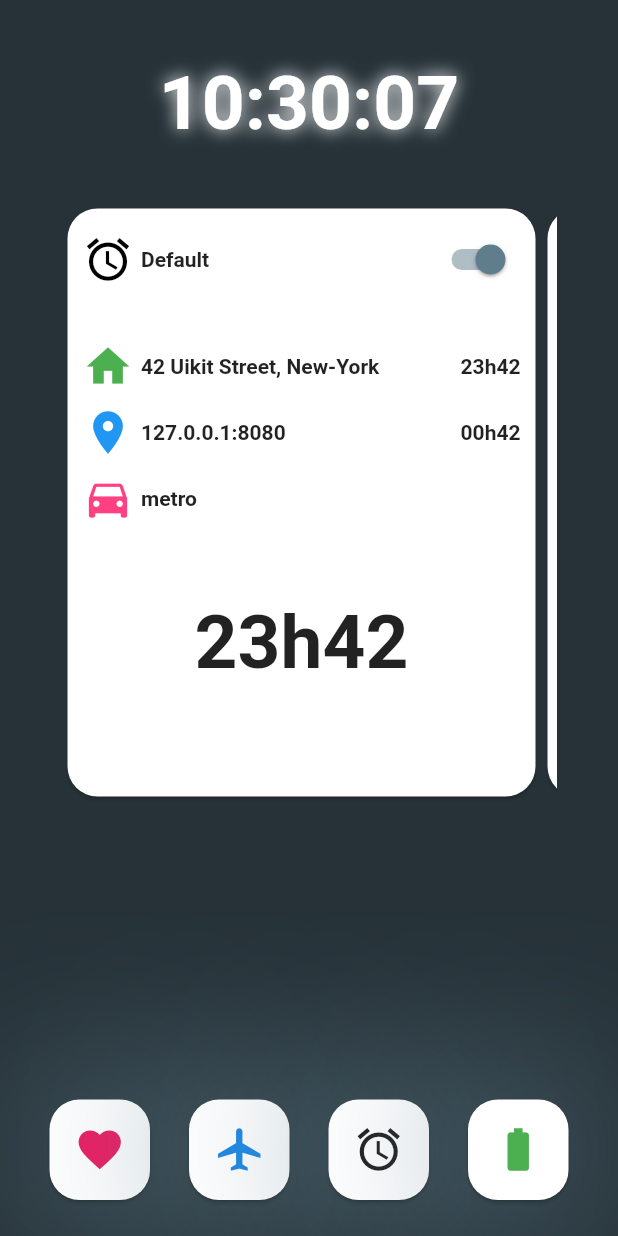
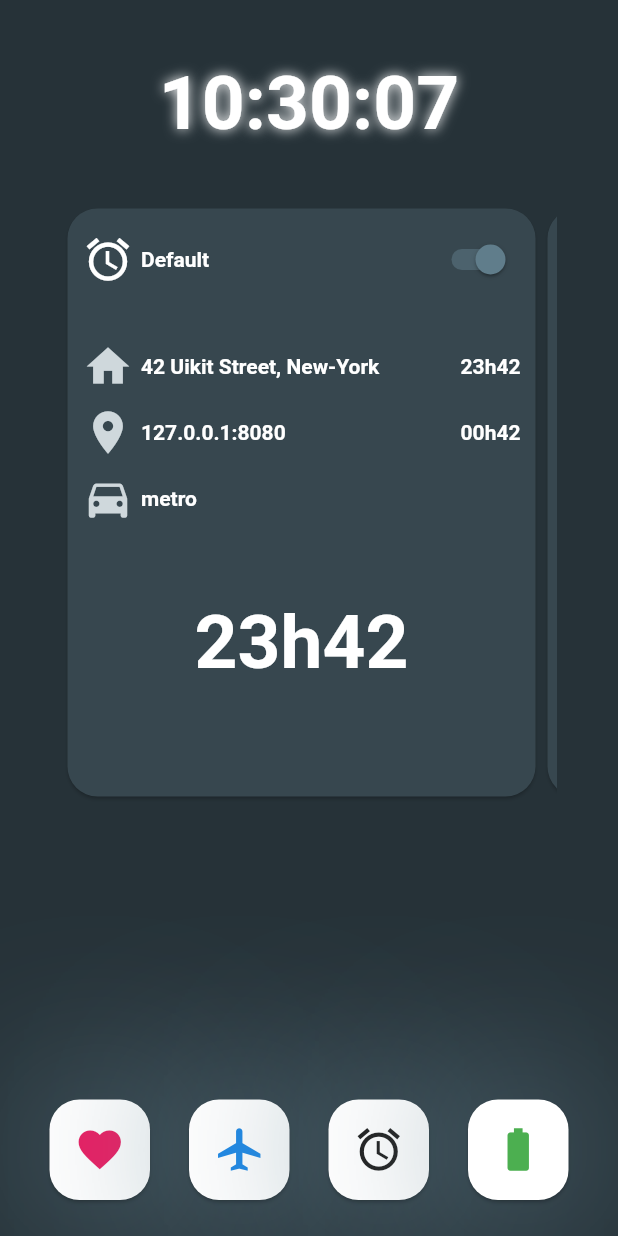
Before and after one commit to Loufi1/Flutter-Ui-Kit, a Flutter app: the screen it shows after launch, on a phone screen of 412 x 824 dp. Run offline on Flutter 3.47's test engine with Material 2 defaults, Android fonts, the phone set to English and light mode, and no system bars; our stand-ins replace analog_clock.

Commit message:
[+](Theme) Change color theme

```diff
--- a/uikit/lib/main.dart
+++ b/uikit/lib/main.dart
@@ -3,7 +3,6 @@ import 'package:flutter/material.dart';
 import 'package:uikit/widgets/uikit-toolbar.dart';
 import 'package:uikit/widgets/uitkit-digital-clock.dart';
 import 'package:uikit/widgets/uikit-alarm-card.dart';
-import 'dart:math' as math;
 
 void main() => runApp(MyApp());
 
@@ -29,6 +28,7 @@ class MyApp extends StatelessWidget {
                 Center(
                   child: UitKitDigitalClock(
                     timeSize: 50,
+                    blurRadius: 10,
                   ),
                 ),
                 Padding(
--- a/uikit/lib/widgets/uikit-alarm-card.dart
+++ b/uikit/lib/widgets/uikit-alarm-card.dart
@@ -27,6 +27,7 @@ class UikitAlarmCard extends StatelessWidget {
       height: 400,
       borderRadius: 20.0,
       blurRadius: 0,
+      color: Colors.blueGrey[800],
       child: Padding(
           padding: EdgeInsets.all(10),
           child: Column(
@@ -35,7 +36,7 @@ class UikitAlarmCard extends StatelessWidget {
                 children: <Widget>[
                   Icon(
                     Icons.alarm,
-                    color: Colors.black,
+                    color: Colors.white,
                     size: 34.0,
                   ),
                   Padding(padding: EdgeInsets.only(left: 5)),
@@ -43,6 +44,7 @@ class UikitAlarmCard extends StatelessWidget {
                     this.alarmName,
                     style: TextStyle(
                       fontWeight: FontWeight.bold,
+                      color: Colors.white,
                     ),
                   ),
                   Spacer(flex: 1),
@@ -60,7 +62,7 @@ class UikitAlarmCard extends StatelessWidget {
                 children: <Widget>[
                   Icon(
                     Icons.home,
-                    color: Colors.green,
+                    color: Colors.blueGrey[100],
                     size: 34.0,
                   ),
                   Padding(padding: EdgeInsets.only(left: 5)),
@@ -68,6 +70,7 @@ class UikitAlarmCard extends StatelessWidget {
                     this.from,
                     style: TextStyle(
                       fontWeight: FontWeight.bold,
+                      color: Colors.white,
                     ),
                   ),
                   Spacer(flex: 1),
@@ -75,6 +78,7 @@ class UikitAlarmCard extends StatelessWidget {
                     this.departureHour,
                     style: TextStyle(
                       fontWeight: FontWeight.bold,
+                      color: Colors.white,
                     ),
                   ),
                 ],
@@ -84,7 +88,7 @@ class UikitAlarmCard extends StatelessWidget {
                 children: <Widget>[
                   Icon(
                     Icons.location_on,
-                    color: Colors.blue,
+                    color: Colors.blueGrey[100],
                     size: 34.0,
                   ),
                   Padding(padding: EdgeInsets.only(left: 5)),
@@ -92,6 +96,7 @@ class UikitAlarmCard extends StatelessWidget {
                     this.to,
                     style: TextStyle(
                       fontWeight: FontWeight.bold,
+                      color: Colors.white,
                     ),
                   ),
                   Spacer(flex: 1),
@@ -99,6 +104,7 @@ class UikitAlarmCard extends StatelessWidget {
                     this.arrivedHour,
                     style: TextStyle(
                       fontWeight: FontWeight.bold,
+                      color: Colors.white,
                     ),
                   ),
                 ],
@@ -108,7 +114,7 @@ class UikitAlarmCard extends StatelessWidget {
                 children: <Widget>[
                   Icon(
                     Icons.directions_car,
-                    color: Colors.pinkAccent,
+                    color: Colors.blueGrey[100],
                     size: 34.0,
                   ),
                   Padding(padding: EdgeInsets.only(left: 5)),
@@ -116,6 +122,7 @@ class UikitAlarmCard extends StatelessWidget {
                     this.transport,
                     style: TextStyle(
                       fontWeight: FontWeight.bold,
+                      color: Colors.white,
                     ),
                   ),
                 ],
@@ -127,6 +134,7 @@ class UikitAlarmCard extends StatelessWidget {
                   style: TextStyle(
                     fontWeight: FontWeight.bold,
                     fontSize: 50,
+                    color: Colors.white,
                   ),
                 ),
               ),
```
Also changed, not shown: 4 other files.
